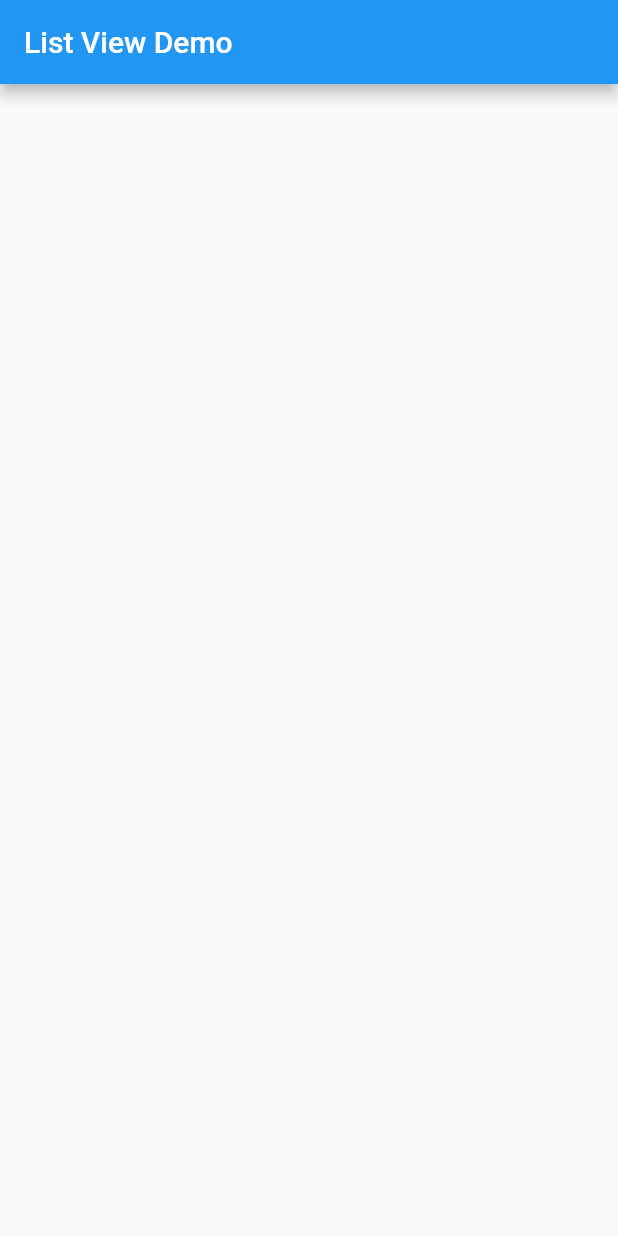
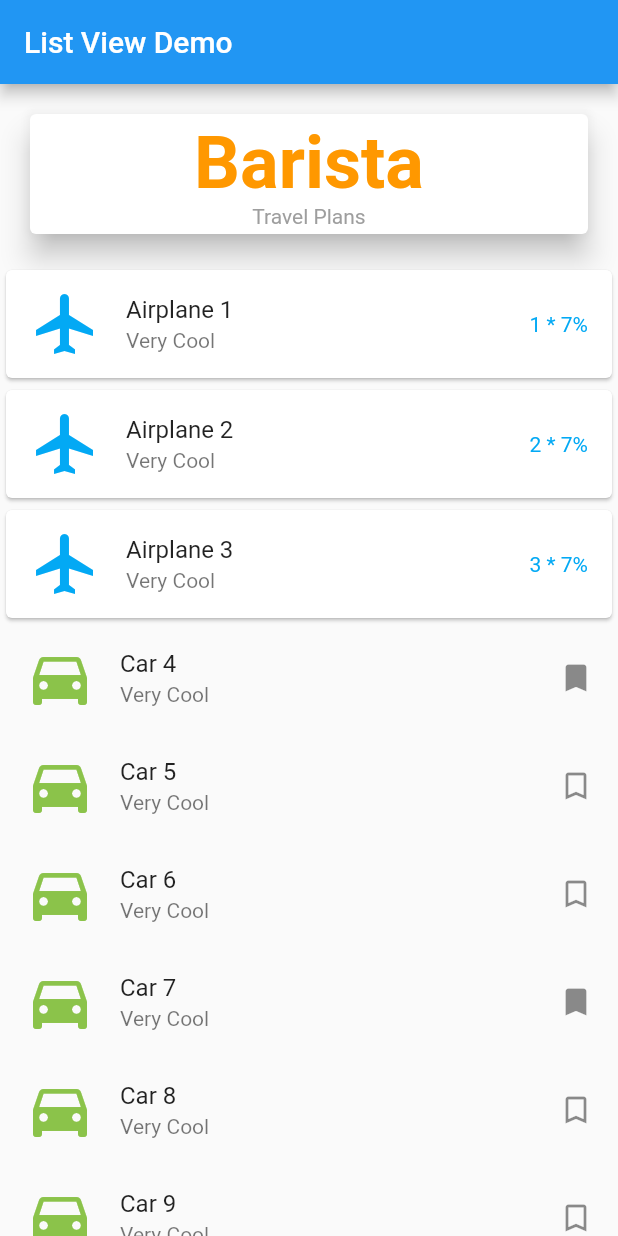
Before and after one commit to rfphoenix/ch9_listview_flutter, a Flutter app: the screen it shows after launch, on a phone screen of 412 x 824 dp. Run offline on Flutter 3.47's test engine with Material 2 defaults, Android fonts, the phone set to English and light mode, and no system bars.

Commit message:
- added list view widgets.

```diff
--- a/lib/main.dart
+++ b/lib/main.dart
@@ -10,21 +10,10 @@ class MyApp extends StatelessWidget {
   @override
   Widget build(BuildContext context) {
     return MaterialApp(
+      debugShowCheckedModeBanner: false,
       title: 'List View Demo',
       theme: ThemeData(
-        // This is the theme of your application.
-        //
-        // Try running your application with "flutter run". You'll see the
-        // application has a blue toolbar. Then, without quitting the app, try
-        // changing the primarySwatch below to Colors.green and then invoke
-        // "hot reload" (press "r" in the console where you ran "flutter run",
-        // or simply save your changes to "hot reload" in a Flutter IDE).
-        // Notice that the counter didn't reset back to zero; the application
-        // is not restarted.
         primarySwatch: Colors.blue,
-        // This makes the visual density adapt to the platform that you run
-        // the app on. For desktop platforms, the controls will be smaller and
-        // closer together (more dense) than on mobile platforms.
         visualDensity: VisualDensity.adaptivePlatformDensity,
       ),
       home: Home(title: 'List View Demo'),
--- a/lib/pages/home.dart
+++ b/lib/pages/home.dart
@@ -1,4 +1,7 @@
 import 'package:flutter/material.dart';
+import 'package:ch9_listview_flutter/widgets/header.dart';
+import 'package:ch9_listview_flutter/widgets/row_with_card.dart';
+import 'package:ch9_listview_flutter/widgets/row.dart';
 
 class Home extends StatefulWidget {
   const Home({Key key, this.title}) : super(key: key);
@@ -12,10 +15,21 @@ class _HomeState extends State<Home> {
   @override
   Widget build(BuildContext context) {
     return Scaffold(
-      appBar: AppBar(
-        title: Text(widget.title),
-      ),
-      body: Container(),
-    );
+        appBar: AppBar(
+          title: Text(widget.title),
+        ),
+        body: SafeArea(
+          child: ListView.builder(
+              itemCount: 20,
+              itemBuilder: (BuildContext context, int index) {
+                if (index == 0) {
+                  return HeaderWidget(index: index);
+                } else if (index >= 1 && index <= 3) {
+                  return RowWithCardWidget(index: index);
+                } else {
+                  return RowWidget(index: index);
+                }
+              }),
+        ));
   }
 }
--- /dev/null
+++ b/lib/widgets/header.dart
@@ -0,0 +1,37 @@
+import 'package:flutter/material.dart';
+
+class HeaderWidget extends StatelessWidget {
+  const HeaderWidget({Key key, @required this.index}) : super(key: key);
+  final int index;
+
+  @override
+  Widget build(BuildContext context) {
+    return Container(
+      padding: EdgeInsets.all(16.0),
+      height: 120.0,
+      child: Card(
+        elevation: 8.0,
+        color: Colors.white,
+        child: Column(
+          mainAxisAlignment: MainAxisAlignment.center,
+          children: <Widget>[
+            Text(
+              'Barista',
+              textAlign: TextAlign.center,
+              style: TextStyle(
+                fontWeight: FontWeight.bold,
+                fontSize: 48.0,
+                color: Colors.orange,
+              ),
+            ),
+            Text(
+              'Travel Plans',
+              textAlign: TextAlign.center,
+              style: TextStyle(color: Colors.grey),
+            ),
+          ],
+        ),
+      ),
+    );
+  }
+}
--- /dev/null
+++ b/lib/widgets/page_display.dart
@@ -0,0 +1,22 @@
+import 'package:flutter/material.dart';
+
+class PageDisplay extends StatelessWidget {
+  const PageDisplay({Key key, @required this.index}) : super(key: key);
+  final int index;
+
+  @override
+  Widget build(BuildContext context) {
+    return Scaffold(
+      appBar: AppBar(
+        title: Text('List View Display'),
+      ),
+      body: SafeArea(
+          child: Center(
+        child: Text(
+          'The index for this view is: $index',
+          style: TextStyle(fontSize: 48.0, color: Colors.purple),
+        ),
+      )),
+    );
+  }
+}
--- /dev/null
+++ b/lib/widgets/row.dart
@@ -0,0 +1,30 @@
+import 'package:flutter/material.dart';
+import 'page_display.dart';
+
+class RowWidget extends StatelessWidget {
+  const RowWidget({Key key, @required this.index}) : super(key: key);
+
+  final int index;
+
+  @override
+  Widget build(BuildContext context) {
+    return ListTile(
+      leading: Icon(
+        Icons.directions_car,
+        size: 48.0,
+        color: Colors.lightGreen,
+      ),
+      title: Text('Car $index'),
+      subtitle: Text('Very Cool'),
+      trailing: (index % 3).isEven
+          ? Icon(Icons.bookmark_border)
+          : Icon(Icons.bookmark),
+      selected: false,
+      onTap: () {
+        print('Tapped on Row $index');
+        Navigator.push(context,
+            MaterialPageRoute(builder: (context) => PageDisplay(index: index)));
+      },
+    );
+  }
+}
--- /dev/null
+++ b/lib/widgets/row_with_card.dart
@@ -0,0 +1,37 @@
+import 'package:flutter/material.dart';
+import 'page_display.dart';
+
+class RowWithCardWidget extends StatefulWidget {
+  const RowWithCardWidget({Key key, @required this.index}) : super(key: key);
+  final int index;
+
+  @override
+  _RowWithCardWidgetState createState() => _RowWithCardWidgetState();
+}
+
+class _RowWithCardWidgetState extends State<RowWithCardWidget> {
+  @override
+  Widget build(BuildContext context) {
+    return Card(
+      child: ListTile(
+        leading: Icon(
+          Icons.flight,
+          size: 48.0,
+          color: Colors.lightBlue,
+        ),
+        title: Text('Airplane ${widget.index}'),
+        subtitle: Text('Very Cool'),
+        trailing: Text(
+          '${widget.index} * 7%',
+          style: TextStyle(color: Colors.lightBlue),
+        ),
+        onTap: () {
+          Navigator.push(
+              context,
+              MaterialPageRoute(
+                  builder: (context) => PageDisplay(index: widget.index)));
+        },
+      ),
+    );
+  }
+}
```
